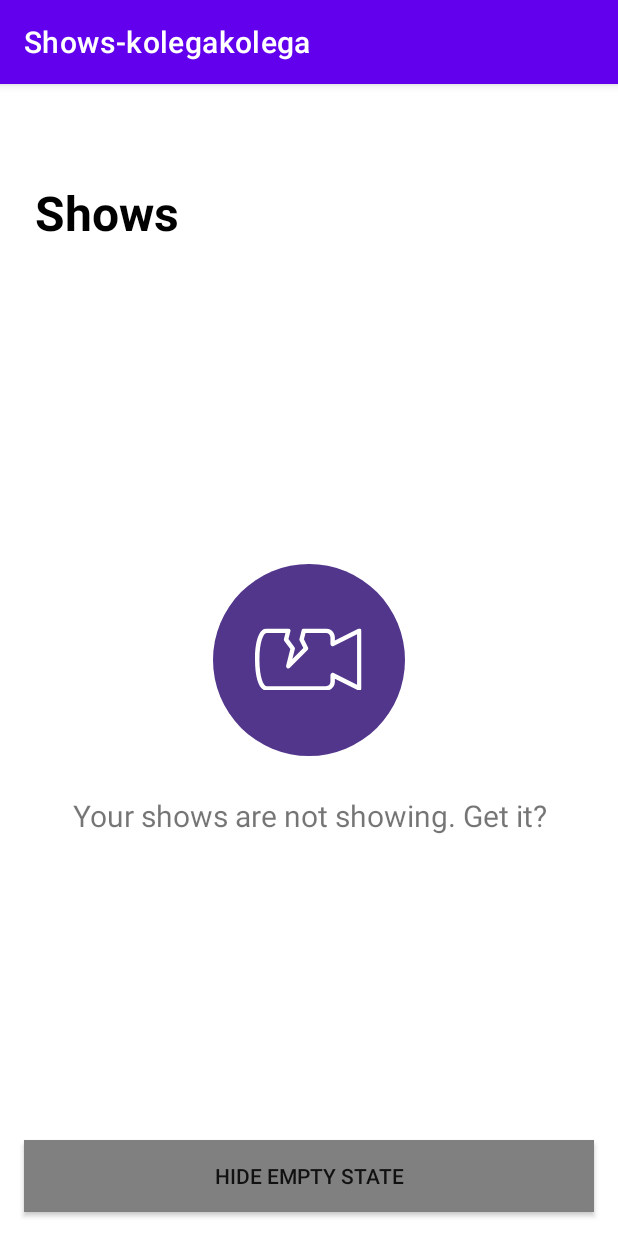
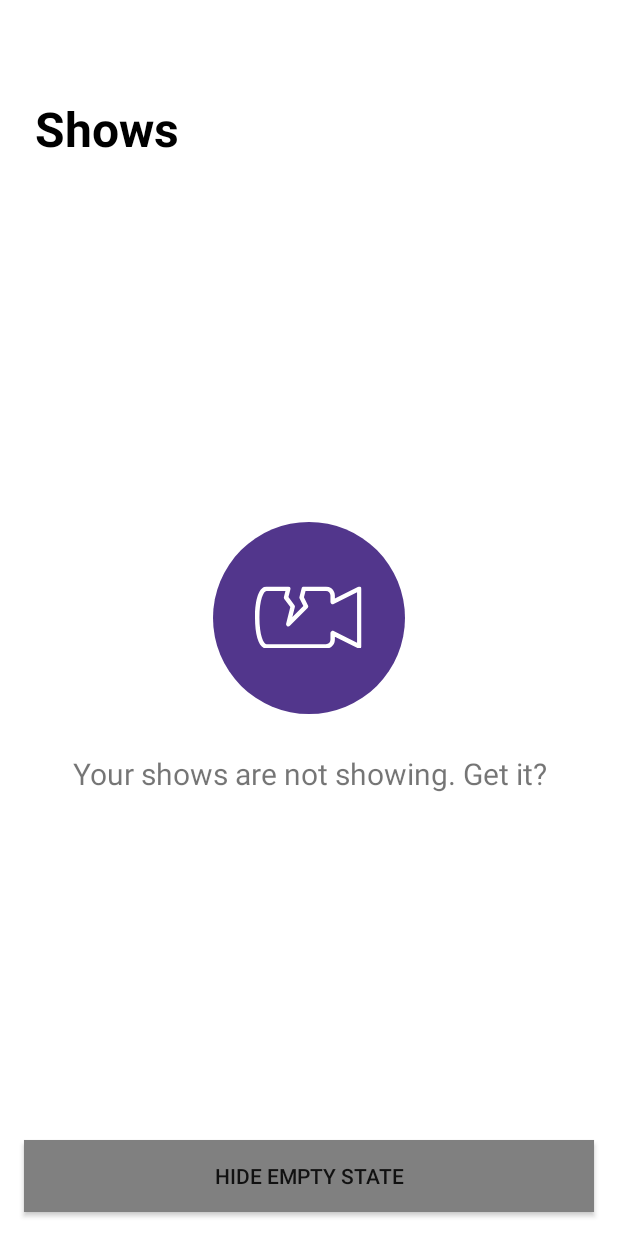
Before and after one commit to KolegaKolega/isa-shows-app-KolegaKolega, an Android app: the EmptyStateFragment screen opened through its navigation route, on a phone screen of 412 x 824 dp. Run offline under Robolectric (Android 15) with nearby library versions, the phone set to English and light mode, and no system bars.

Commit message:
fixed homeworke 4, finished

```diff
--- a/app/build.gradle
+++ b/app/build.gradle
@@ -2,6 +2,8 @@ plugins {
     id 'com.android.application'
     id 'kotlin-android'
 }
+
+apply plugin: "androidx.navigation.safeargs"
 
 android {
     compileSdkVersion 30
--- a/app/src/main/AndroidManifest.xml
+++ b/app/src/main/AndroidManifest.xml
@@ -9,7 +9,7 @@
         android:roundIcon="@mipmap/ic_launcher_round"
         android:supportsRtl="true"
         android:theme="@style/Theme.Showskolegakolega">
-        <activity android:name=".MainActivity" >
+        <activity android:name=".MainActivity">
             <intent-filter>
                 <action android:name="android.intent.action.MAIN" />
 
--- a/app/src/main/java/com/example/shows_kolegakolega/EmptyStateFragment.kt
+++ b/app/src/main/java/com/example/shows_kolegakolega/EmptyStateFragment.kt
@@ -8,24 +8,16 @@ import android.view.LayoutInflater
 import android.view.View
 import android.view.ViewGroup
 import androidx.fragment.app.Fragment
+import androidx.navigation.fragment.findNavController
 import com.example.shows_kolegakolega.databinding.ActivityEmptyStateBinding
 import com.example.shows_kolegakolega.databinding.ActivityShowsBinding
 
 class EmptyStateFragment : Fragment() {
 
-    companion object {
-        fun buildIntent(activity: Activity): Intent {
-            return Intent(activity, EmptyStateFragment::class.java)
-        }
-
-    }
-
     private var _binding: ActivityEmptyStateBinding? = null
     // This property is only valid between onCreateView and
     // onDestroyView.
     private val binding get() = _binding!!
-
-    //val args: ActivityEmptyStateBinding by navArgs()
 
     override fun onCreateView(
         inflater: LayoutInflater,
@@ -39,7 +31,7 @@ class EmptyStateFragment : Fragment() {
     override fun onViewCreated(view: View, savedInstanceState: Bundle?) {
         super.onViewCreated(view, savedInstanceState)
         binding.hideEmpty.setOnClickListener {
-
+            findNavController().navigate(R.id.empty_state_to_shows)
         }
     }
 
--- a/app/src/main/java/com/example/shows_kolegakolega/LoginFragment.kt
+++ b/app/src/main/java/com/example/shows_kolegakolega/LoginFragment.kt
@@ -14,6 +14,7 @@ import android.widget.EditText
 import androidx.appcompat.app.AppCompatActivity
 import androidx.core.widget.addTextChangedListener
 import androidx.fragment.app.Fragment
+import androidx.navigation.fragment.findNavController
 import androidx.navigation.fragment.navArgs
 import com.example.shows_kolegakolega.databinding.ActivityLoginBinding
 
@@ -58,7 +59,7 @@ class LoginFragment : Fragment() {
             val email = binding.email.editText?.text.toString()
             Log.println(Log.DEBUG,"", email)
             if(validateEmail(email)) {
-
+                findNavController().navigate(R.id.action_login_to_shows)
             }else {
                 binding.email.error = "Invalid email!"
             }
--- a/app/src/main/java/com/example/shows_kolegakolega/MainActivity.kt
+++ b/app/src/main/java/com/example/shows_kolegakolega/MainActivity.kt
@@ -10,6 +10,7 @@ class MainActivity : AppCompatActivity() {
     private lateinit var binding : ActivityMainBinding
     override fun onCreate(savedInstanceState: Bundle?) {
         super.onCreate(savedInstanceState)
+        supportActionBar?.hide()
 
         binding = ActivityMainBinding.inflate(layoutInflater)
 
--- a/app/src/main/res/navigation/main.xml
+++ b/app/src/main/res/navigation/main.xml
@@ -14,8 +14,6 @@
         <action
             android:id="@+id/action_login_to_shows"
             app:destination="@id/shows"/>
-
-
     </fragment>
 
 
@@ -30,7 +28,21 @@
 
         <action
             android:id="@+id/shows_to_details"
-            app:destination="@id/show_details"/>
+            app:destination="@id/show_details">
+
+            <argument
+                android:name="show_name"
+                app:argType="string"/>
+
+            <argument
+                android:name="show_description"
+                app:argType="string"/>
+
+            <argument
+                android:name="show_image"
+                app:argType="integer"/>
+
+        </action>
 
 
     </fragment>
@@ -50,6 +62,18 @@
         tools:layout="@layout/activity_show_details"
         android:name="com.example.shows_kolegakolega.ShowDetailsFragment">
 
+        <argument
+            android:name="show_name"
+            app:argType="string"/>
+
+        <argument
+            android:name="show_description"
+            app:argType="string"/>
+
+        <argument
+            android:name="show_image"
+            app:argType="integer"/>
+
         <action
             android:id="@+id/details_to_shows"
             app:destination="@id/shows"/>
--- a/build.gradle
+++ b/build.gradle
@@ -6,6 +6,8 @@ buildscript {
         mavenCentral()
     }
     dependencies {
+        def nav_version = "2.3.5"
+        classpath "androidx.navigation:navigation-safe-args-gradle-plugin:$nav_version"
         classpath "com.android.tools.build:gradle:4.2.2"
         classpath "org.jetbrains.kotlin:kotlin-gradle-plugin:$kotlin_version"
 
```
Also changed, not shown: app/src/main/java/com/example/shows_kolegakolega/ShowDetailsFragment.kt (+20 -36 lines), app/src/main/java/com/example/shows_kolegakolega/ShowsFragment.kt (+8 -12 lines).
